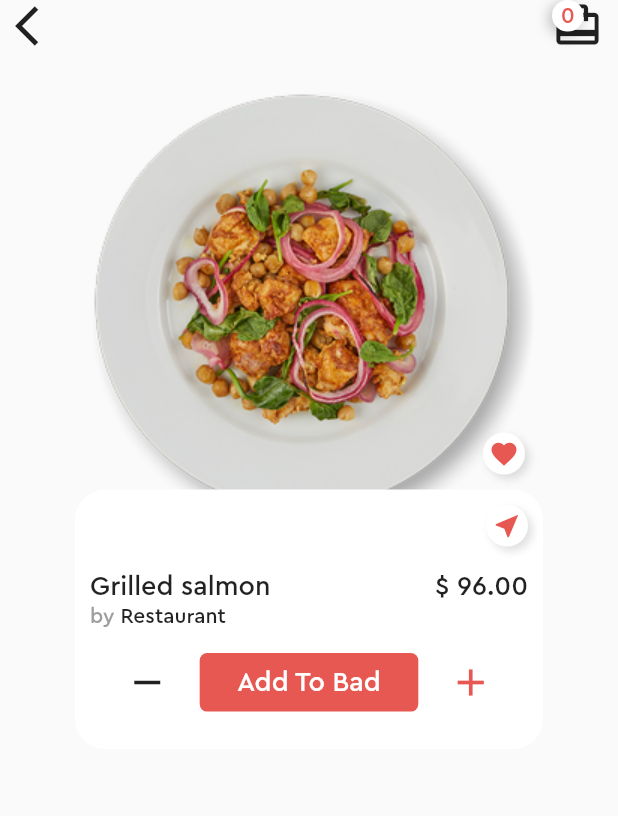
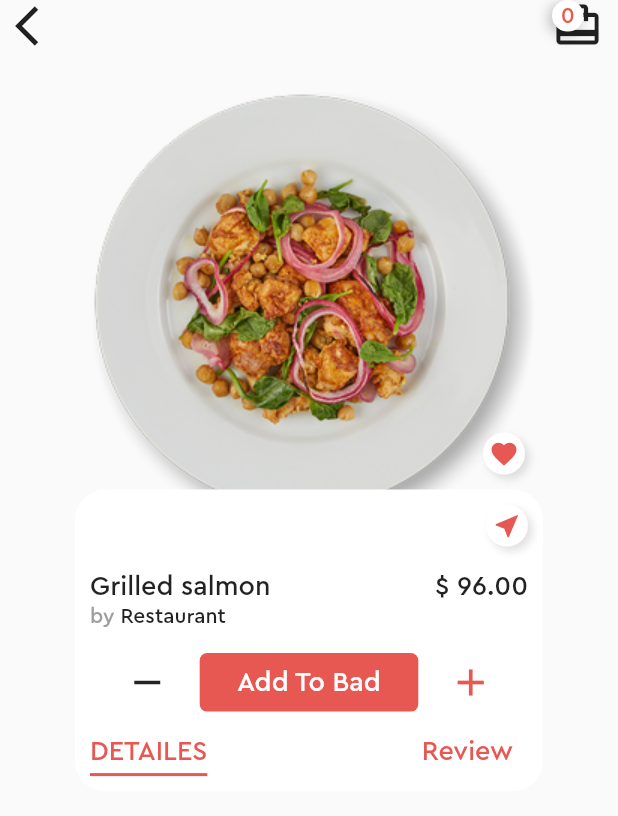
Before and after one commit to feMoraes0/food-bit-app, a Flutter app: the Details screen opened by its route, on a phone screen of 412 x 824 dp. Shown: the top 816 px of the screen. Run offline on Flutter 3.47's test engine with Material 2 defaults, Android fonts, the phone set to English and light mode, and no system bars.

Commit message:
Added tabs to details screen

```diff
--- a/lib/app/tabs/home/details.dart
+++ b/lib/app/tabs/home/details.dart
@@ -6,6 +6,12 @@ class Details extends StatefulWidget {
 }
 
 class _DetailsState extends State<Details> {
+  int screenTab = 0;
+
+  void initState() {
+    super.initState();
+  }
+
   @override
   Widget build(BuildContext context) {
     Size size = MediaQuery.of(context).size;
@@ -58,7 +64,8 @@ class _DetailsState extends State<Details> {
                                 blurRadius: 7.0,
                                 offset: Offset(-2.0, 2.0),
                               )
-                              ]),
+                            ],
+                          ),
                           child: Center(
                             child: Text(
                               '0',
@@ -76,7 +83,8 @@ class _DetailsState extends State<Details> {
               ),
             ),
           ),
-          Container(
+          SingleChildScrollView(
+            child: Container(
               width: size.width - 100.0,
               margin: EdgeInsets.only(
                 left: 50.0,
@@ -112,7 +120,8 @@ class _DetailsState extends State<Details> {
                     padding: const EdgeInsets.all(10.0),
                     decoration: BoxDecoration(
                       color: Colors.white,
-                      borderRadius: BorderRadius.circular(20.0)),
+                      borderRadius: BorderRadius.circular(20.0),
+                    ),
                     child: Column(
                       crossAxisAlignment: CrossAxisAlignment.stretch,
                       children: <Widget>[
@@ -182,7 +191,9 @@ class _DetailsState extends State<Details> {
                               ),
                               Container(
                                 padding: const EdgeInsets.symmetric(
-                                  horizontal: 25.0, vertical: 8.0),
+                                  horizontal: 25.0,
+                                  vertical: 8.0,
+                                ),
                                 margin: const EdgeInsets.symmetric(
                                   horizontal: 20.0,
                                 ),
@@ -198,10 +209,76 @@ class _DetailsState extends State<Details> {
                                   ),
                                 ),
                               ),
-                            Icon(Icons.add,
-                                size: 30.0, color: theme.primaryColor),
+                              Icon(
+                                Icons.add,
+                                size: 30.0,
+                                color: theme.primaryColor,
+                              ),
                             ],
                           ),
+                        ),
+                        Row(
+                          mainAxisAlignment: MainAxisAlignment.spaceBetween,
+                          children: <Widget>[
+                            GestureDetector(
+                              onTap: () {
+                                setState(() {
+                                  this.screenTab = 0;
+                                });
+                              },
+                              child: Container(
+                                padding: const EdgeInsets.only(
+                                  bottom: 3.0,
+                                ),
+                                decoration: BoxDecoration(
+                                    border: Border(
+                                  bottom: BorderSide(
+                                    color: (screenTab == 0)
+                                        ? theme.primaryColor
+                                        : Colors.transparent,
+                                    width: 2.0,
+                                  ),
+                                )),
+                                child: Text(
+                                  'Detailes'.toUpperCase(),
+                                  style: TextStyle(
+                                    fontSize: 18.0,
+                                    color: theme.primaryColor,
+                                  ),
+                                ),
+                              ),
+                            ),
+                            GestureDetector(
+                              onTap: () {
+                                setState(() {
+                                  this.screenTab = 1;
+                                });
+                              },
+                              child: Container(
+                                padding: const EdgeInsets.only(
+                                  bottom: 3.0,
+                                  right: 10.0,
+                                ),
+                                decoration: BoxDecoration(
+                                  border: Border(
+                                    bottom: BorderSide(
+                                      color: (screenTab == 1)
+                                          ? theme.primaryColor
+                                          : Colors.transparent,
+                                      width: 2.0,
+                                    ),
+                                  ),
+                                ),
+                                child: Text(
+                                  'Review',
+                                  style: TextStyle(
+                                    fontSize: 18.0,
+                                    color: theme.primaryColor,
+                                  ),
+                                ),
+                              ),
+                            ),
+                          ],
                         ),
                       ],
                     ),
@@ -209,6 +286,7 @@ class _DetailsState extends State<Details> {
                 ],
               ),
             ),
+          ),
         ],
       ),
     );
```
Lines whose indentation alone changed are shown as unchanged.
